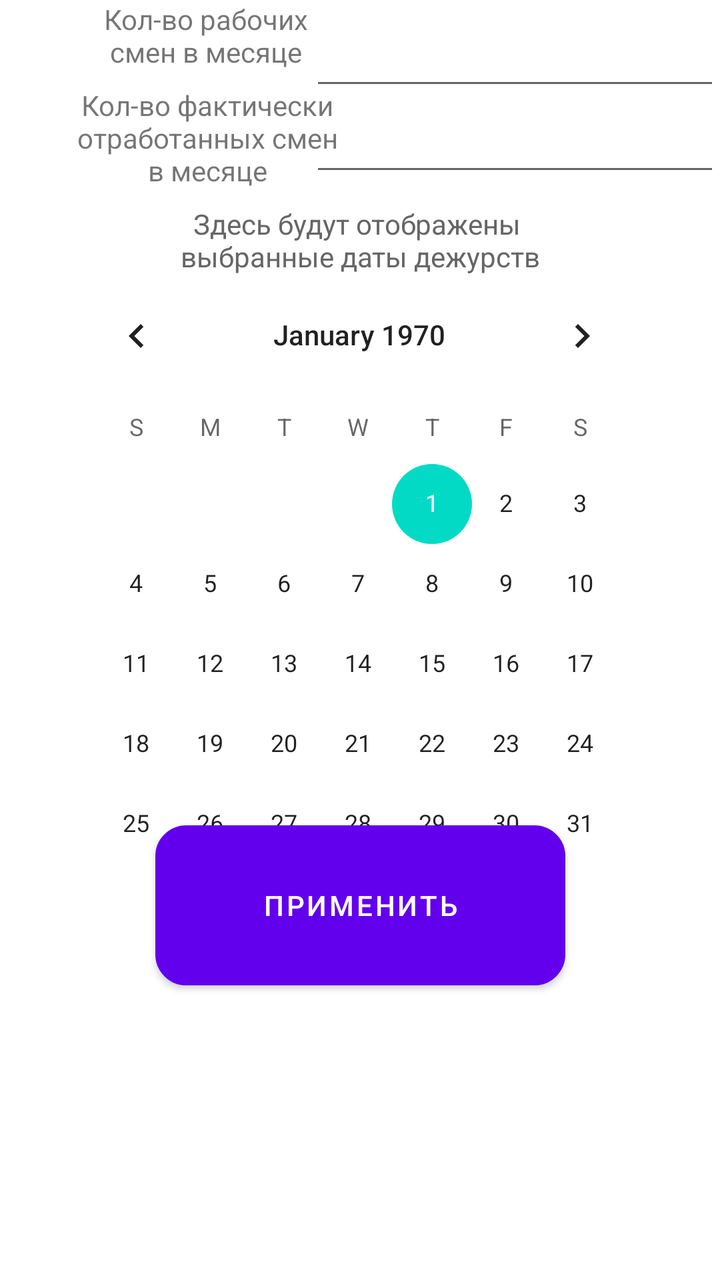
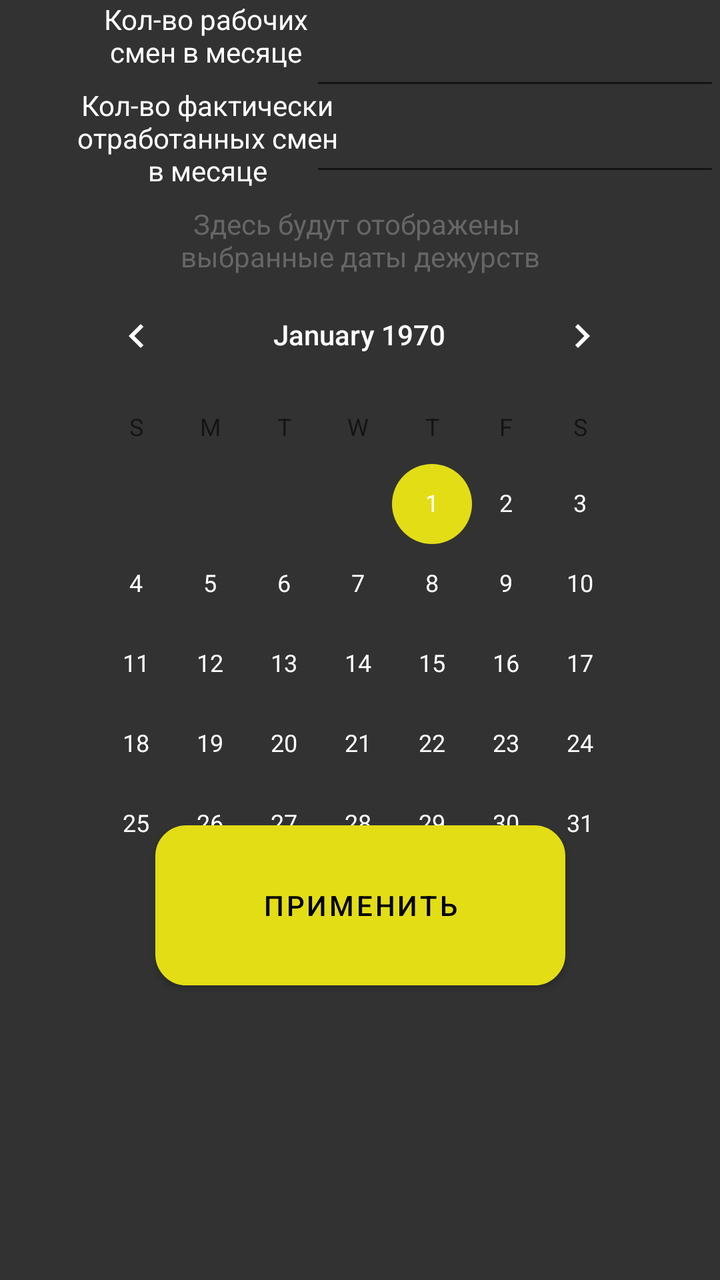

Two renders of the same Android screen: before a commit and after it. Below are the layout's source before the change and the commit's diff.
<!-- AndroidManifest.xml: application theme Theme.HowMuchCash -->
<!-- res/layout/fragment_calculate_salary.xml -->
<?xml version="1.0" encoding="utf-8"?>
<androidx.constraintlayout.widget.ConstraintLayout xmlns:android="http://schemas.android.com/apk/res/android"
    xmlns:app="http://schemas.android.com/apk/res-auto"
    xmlns:tools="http://schemas.android.com/tools"
    android:id="@+id/frameLayout"
    android:layout_width="match_parent"
    android:layout_height="match_parent"
    tools:context=".ui.calculate.CalculateSalaryFragment" >

    <CalendarView
        android:id="@+id/calendarView"
        android:layout_width="300dp"
        android:layout_height="300dp"
        app:layout_constraintBottom_toBottomOf="parent"
        app:layout_constraintEnd_toEndOf="parent"
        app:layout_constraintHorizontal_bias="0.495"
        app:layout_constraintStart_toStartOf="parent"
        app:layout_constraintTop_toTopOf="parent"
        app:layout_constraintVertical_bias="0.394" />

    <TextView
        android:id="@+id/textViewCountWorkShiftInMonth"
        android:layout_width="205dp"
        android:layout_height="50dp"
        android:text="Кол-во рабочих\nсмен в месяце"
        android:textAlignment="center"
        app:layout_constraintBottom_toBottomOf="parent"
        app:layout_constraintEnd_toEndOf="parent"
        app:layout_constraintHorizontal_bias="0.004"
        app:layout_constraintStart_toStartOf="parent"
        app:layout_constraintTop_toTopOf="parent"
        app:layout_constraintVertical_bias="0.0" />

    <EditText
        android:id="@+id/editTextNumberCountActualDaysWorked"
        android:layout_width="205dp"
        android:layout_height="50dp"
        android:ems="10"
        android:inputType="number"
        app:layout_constraintBottom_toBottomOf="parent"
        app:layout_constraintEnd_toEndOf="parent"
        app:layout_constraintHorizontal_bias="1.0"
        app:layout_constraintStart_toStartOf="parent"
        app:layout_constraintTop_toTopOf="parent"
        app:layout_constraintVertical_bias="0.073" />

    <TextView
        android:id="@+id/textViewCountActualDaysWorked"
        android:layout_width="205dp"
        android:layout_height="50dp"
        android:text="Кол-во фактически\nотработанных смен\nв месяце"
        android:textAlignment="center"
        app:layout_constraintBottom_toBottomOf="parent"
        app:layout_constraintEnd_toEndOf="parent"
        app:layout_constraintHorizontal_bias="0.009"
        app:layout_constraintStart_toStartOf="parent"
        app:layout_constraintTop_toTopOf="parent"
        app:layout_constraintVertical_bias="0.073" />

    <EditText
        android:id="@+id/editTextNumberCountWorkShiftInMonth"
        android:layout_width="205dp"
        android:layout_height="50dp"
        android:ems="10"
        android:inputType="number"
        app:layout_constraintBottom_toBottomOf="parent"
        app:layout_constraintEnd_toEndOf="parent"
        app:layout_constraintHorizontal_bias="1.0"
        app:layout_constraintStart_toStartOf="parent"
        app:layout_constraintTop_toTopOf="parent"
        app:layout_constraintVertical_bias="0.0" />

    <Button
        android:id="@+id/buttonApplyNCalculate"
        android:layout_width="205dp"
        android:layout_height="80dp"
        android:background="@drawable/custom_button"
        android:text="Применить"
        app:layout_constraintBottom_toBottomOf="parent"
        app:layout_constraintEnd_toEndOf="parent"
        app:layout_constraintStart_toStartOf="parent"
        app:layout_constraintTop_toTopOf="parent"
        app:layout_constraintVertical_bias="0.737" />

    <TextView
        android:id="@+id/textViewSalaryLift"
        android:layout_width="205dp"
        android:layout_height="35dp"
        android:text="ЗП за лифты"
        android:textAlignment="center"
        android:visibility="invisible"
        app:layout_constraintBottom_toBottomOf="parent"
        app:layout_constraintEnd_toEndOf="parent"
        app:layout_constraintHorizontal_bias="0.009"
        app:layout_constraintStart_toStartOf="parent"
        app:layout_constraintTop_toTopOf="parent"
        app:layout_constraintVertical_bias="0.804" />

    <TextView
        android:id="@+id/textViewSalaryAmountAll2"
        android:layout_width="200dp"
        android:layout_height="35dp"
        android:text=""
        android:textAlignment="center"
        android:visibility="invisible"
        app:layout_constraintBottom_toBottomOf="parent"
        app:layout_constraintEnd_toEndOf="parent"
        app:layout_constraintHorizontal_bias="0.981"
        app:layout_constraintStart_toStartOf="parent"
        app:layout_constraintTop_toTopOf="parent"
        app:layout_constraintVertical_bias="1.0" />

    <TextView
        android:id="@+id/textViewSalaryAmountObjects2"
        android:layout_width="200dp"
        android:layout_height="35dp"
        android:text=""
        android:textAlignment="center"
        android:visibility="invisible"
        app:layout_constraintBottom_toBottomOf="parent"
        app:layout_constraintEnd_toEndOf="parent"
        app:layout_constraintHorizontal_bias="0.981"
        app:layout_constraintStart_toStartOf="parent"
        app:layout_constraintTop_toTopOf="parent"
        app:layout_constraintVertical_bias="0.905" />

    <TextView
        android:id="@+id/textViewSalaryAmountAll"
        android:layout_width="205dp"
        android:layout_height="35dp"
        android:text="ЗП общая"
        android:textAlignment="center"
        android:visibility="invisible"
        app:layout_constraintBottom_toBottomOf="parent"
        app:layout_constraintEnd_toEndOf="parent"
        app:layout_constraintHorizontal_bias="0.009"
        app:layout_constraintStart_toStartOf="parent"
        app:layout_constraintTop_toTopOf="parent"
        app:layout_constraintVertical_bias="1.0" />

    <TextView
        android:id="@+id/textViewSalaryWatch2"
        android:layout_width="200dp"
        android:layout_height="35dp"
        android:text=""
        android:textAlignment="center"
        android:visibility="invisible"
        app:layout_constraintBottom_toBottomOf="parent"
        app:layout_constraintEnd_toEndOf="parent"
        app:layout_constraintHorizontal_bias="0.981"
        app:layout_constraintStart_toStartOf="parent"
        app:layout_constraintTop_toTopOf="parent"
        app:layout_constraintVertical_bias="0.955" />

    <TextView
        android:id="@+id/textViewSalaryWatch"
        android:layout_width="205dp"
        android:layout_height="35dp"
        android:text="ЗП за дежурства"
        android:textAlignment="center"
        android:visibility="invisible"
        app:layout_constraintBottom_toBottomOf="parent"
        app:layout_constraintEnd_toEndOf="parent"
        app:layout_constraintHorizontal_bias="0.009"
        app:layout_constraintStart_toStartOf="parent"
        app:layout_constraintTop_toTopOf="parent"
        app:layout_constraintVertical_bias="0.955" />

    <TextView
        android:id="@+id/textViewSalaryLift2"
        android:layout_width="200dp"
        android:layout_height="35dp"
        android:text=""
        android:textAlignment="center"
        android:visibility="invisible"
        app:layout_constraintBottom_toBottomOf="parent"
        app:layout_constraintEnd_toEndOf="parent"
        app:layout_constraintHorizontal_bias="0.981"
        app:layout_constraintStart_toStartOf="parent"
        app:layout_constraintTop_toTopOf="parent"
        app:layout_constraintVertical_bias="0.804" />

    <TextView
        android:id="@+id/textViewSalaryElevator"
        android:layout_width="205dp"
        android:layout_height="35dp"
        android:text="ЗП за подъемники"
        android:textAlignment="center"
        android:visibility="invisible"
        app:layout_constraintBottom_toBottomOf="parent"
        app:layout_constraintEnd_toEndOf="parent"
        app:layout_constraintHorizontal_bias="0.009"
        app:layout_constraintStart_toStartOf="parent"
        app:layout_constraintTop_toTopOf="parent"
        app:layout_constraintVertical_bias="0.854" />

    <TextView
        android:id="@+id/textViewSalaryElevator2"
        android:layout_width="200dp"
        android:layout_height="35dp"
        android:text=""
        android:textAlignment="center"
        android:visibility="invisible"
        app:layout_constraintBottom_toBottomOf="parent"
        app:layout_constraintEnd_toEndOf="parent"
        app:layout_constraintHorizontal_bias="0.981"
        app:layout_constraintStart_toStartOf="parent"
        app:layout_constraintTop_toTopOf="parent"
        app:layout_constraintVertical_bias="0.854" />

    <TextView
        android:id="@+id/textViewSalaryAmountObjects"
        android:layout_width="205dp"
        android:layout_height="35dp"
        android:text="ЗП за объем"
        android:textAlignment="center"
        android:visibility="invisible"
        app:layout_constraintBottom_toBottomOf="parent"
        app:layout_constraintEnd_toEndOf="parent"
        app:layout_constraintHorizontal_bias="0.009"
        app:layout_constraintStart_toStartOf="parent"
        app:layout_constraintTop_toTopOf="parent"
        app:layout_constraintVertical_bias="0.905" />

    <TextView
        android:id="@+id/textViewWatchDateList"
        android:layout_width="350dp"
        android:layout_height="70dp"
        android:hint="\nЗдесь будут отображены \nвыбранные даты дежурств"
        android:text=""
        android:textAlignment="center"
        android:textColorHint="@color/gray"
        app:layout_constraintBottom_toBottomOf="parent"
        app:layout_constraintEnd_toEndOf="parent"
        app:layout_constraintHorizontal_bias="0.491"
        app:layout_constraintStart_toStartOf="parent"
        app:layout_constraintTop_toTopOf="parent"
        app:layout_constraintVertical_bias="0.151" />

</androidx.constraintlayout.widget.ConstraintLayout>
<!-- resources referenced by this layout -->
<resources>
  <color name="gray">#666</color>
  <!-- drawable custom_button (drawable) -->
  <?xml version="1.0" encoding="utf-8"?>
  <shape
      xmlns:android="http://schemas.android.com/apk/res/android"
      android:shape="rectangle">
      <stroke
          android:color="@color/gray"
          android:width="1dp"/>
      <corners
          android:radius="15dp"/>
      <gradient
          android:startColor="#2e7d32"
          android:endColor="#e0f7fa"/>
  </shape>
  <style name="Theme.HowMuchCash" parent="Theme.MaterialComponents.DayNight.DarkActionBar">
          
          <item name="colorPrimary">@color/purple_500</item>
          <item name="colorPrimaryVariant">@color/purple_700</item>
          <item name="colorOnPrimary">@color/white</item>
          
          <item name="colorSecondary">@color/teal_200</item>
          <item name="colorSecondaryVariant">@color/teal_700</item>
          <item name="colorOnSecondary">@color/black</item>
          
          <item name="android:statusBarColor">?attr/colorPrimaryVariant</item>
          
      </style>
  <color name="purple_500">#FF6200EE</color>
  <color name="purple_700">#FF3700B3</color>
  <color name="white">#FFFFFFFF</color>
  <color name="teal_200">#FF03DAC5</color>
  <color name="teal_700">#FF018786</color>
  <color name="black">#FF000000</color>
</resources>

<!-- the commit's change to res/layout/fragment_calculate_salary.xml (unified diff, before → after) -->
@@ -11,6 +11,7 @@
         android:id="@+id/calendarView"
         android:layout_width="300dp"
         android:layout_height="300dp"
+        android:theme="@style/ThemeOverlay.CalendarView"
         app:layout_constraintBottom_toBottomOf="parent"
         app:layout_constraintEnd_toEndOf="parent"
         app:layout_constraintHorizontal_bias="0.495"
<!-- resource entries referenced after the edit -->
@@ -1,6 +1,6 @@
 <!-- resources referenced by this layout -->
 <resources>
-  <color name="gray">#666</color>
+  <color name="gray">#FF666666</color>
   <!-- drawable custom_button (drawable) -->
   <?xml version="1.0" encoding="utf-8"?>
   <shape
@@ -15,24 +15,39 @@
           android:startColor="#2e7d32"
           android:endColor="#e0f7fa"/>
   </shape>
-  <style name="Theme.HowMuchCash" parent="Theme.MaterialComponents.DayNight.DarkActionBar">
+  <style name="ThemeOverlay.CalendarView" parent="">
+          <item name="colorControlActivated">@color/colorPrimary</item>
+          <item name="colorAccent">@color/colorPrimary</item>
+          <item name="android:colorBackground">@color/mainBackground</item>
+      </style>
+  <style name="Theme.HowMuchCash" parent="Theme.MaterialComponents.DayNight.NoActionBar">
           
-          <item name="colorPrimary">@color/purple_500</item>
-          <item name="colorPrimaryVariant">@color/purple_700</item>
-          <item name="colorOnPrimary">@color/white</item>
+          <item name="colorPrimary">@color/colorPrimary</item>              
+          <item name="colorPrimaryVariant">@color/accentBackground</item>   
+          <item name="colorSecondary">@color/colorPrimary</item>            
+          <item name="colorSecondaryVariant">@color/mainBackground</item>   
+  
           
-          <item name="colorSecondary">@color/teal_200</item>
-          <item name="colorSecondaryVariant">@color/teal_700</item>
-          <item name="colorOnSecondary">@color/black</item>
+          <item name="colorOnPrimary">@android:color/black</item>           
+          <item name="colorOnSecondary">@android:color/white</item>         
+          <item name="android:textColorPrimary">@color/white</item>
+          <item name="android:textColor">@color/white</item>
           
-          <item name="android:statusBarColor">?attr/colorPrimaryVariant</item>
+          <item name="android:windowBackground">@color/mainBackground</item> 
+  
+          <item name="colorControlActivated">@color/colorPrimary</item>
+          <item name="colorAccent">@color/colorPrimary</item>
+  
           
+          <item name="android:statusBarColor">@color/accentBackground</item> 
+          <item name="android:windowLightStatusBar">false</item>             
+  
+          
+          <item name="android:navigationBarColor">@color/accentBackground</item> 
       </style>
-  <color name="purple_500">#FF6200EE</color>
-  <color name="purple_700">#FF3700B3</color>
+  <color name="colorPrimary">#e3dd16</color>
+  <color name="mainBackground">#323232</color>
+  <color name="accentBackground">#212121</color>
   <color name="white">#FFFFFFFF</color>
-  <color name="teal_200">#FF03DAC5</color>
-  <color name="teal_700">#FF018786</color>
-  <color name="black">#FF000000</color>
 </resources>
 
